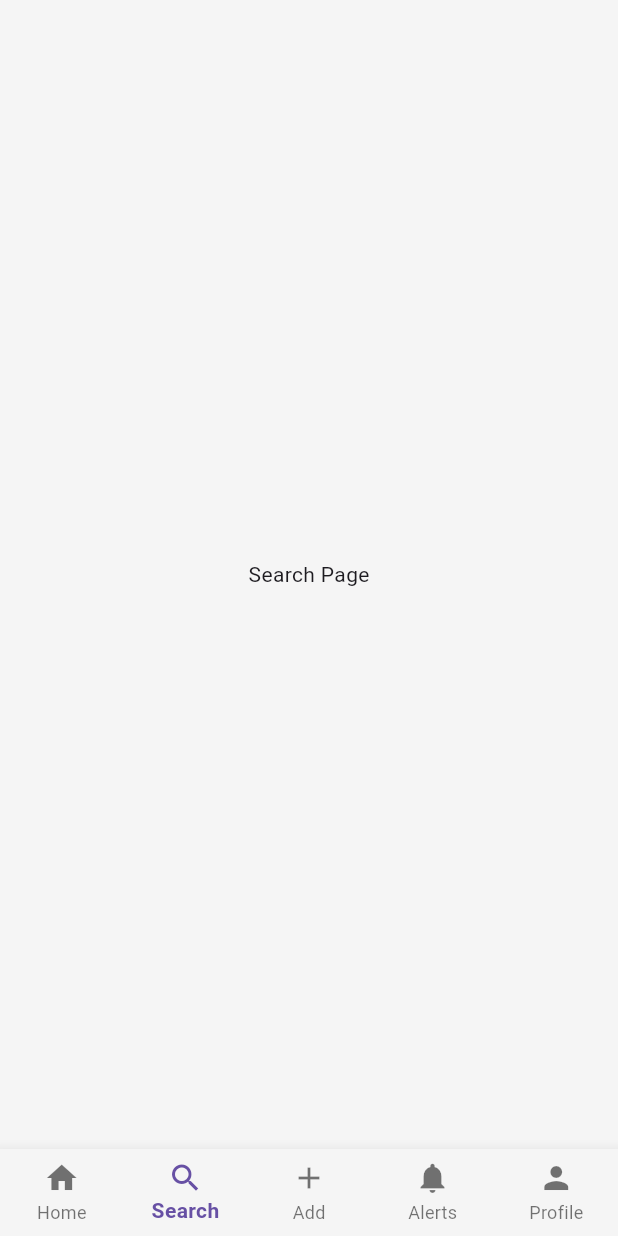
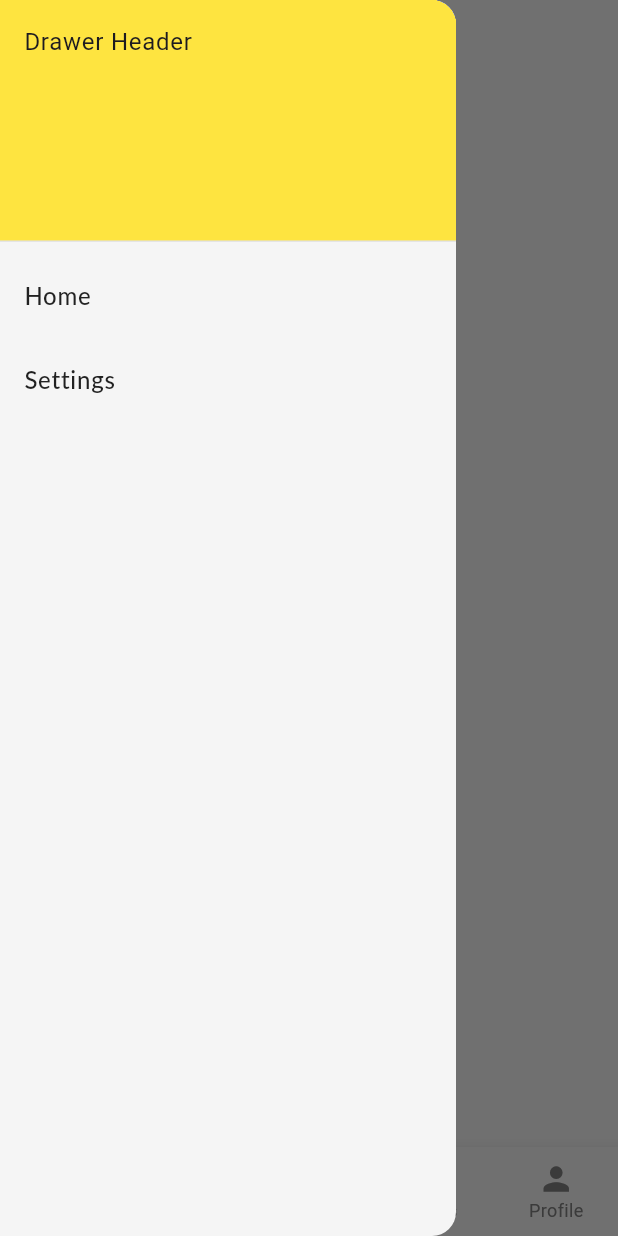
Before and after one commit to AswinAzikar/FeatureRichArchFlutter, a Flutter app: the NavigationScreen screen opened directly, item 2 of the bottom bar chosen, with the side drawer open (before the commit the screen has no drawer), on a phone screen of 412 x 824 dp. Run offline on Flutter 3.47's test engine with Material 3 defaults, Android fonts, the phone set to English and light mode, and no system bars; our stand-ins replace auto_size_text, cached_network_image, dio, dotted_border, file_picker, flutter_animate and 13 more; missing offline and left inert: dart:ffi; accounts and stored records are empty; Roboto replaces fonts that are missing (Lato).

Commit message:
feat: enhance theme management with new AppThemeColors extension, implement dark theme colors, and refactor HomeScreen and NavigationScreen for improved UI

```diff
--- a/lib/constants/constants.dart
+++ b/lib/constants/constants.dart
@@ -24,28 +24,37 @@ class CustomDuration {
   static const Duration animationDurationLarge = Duration(seconds: 1);
 }
 
+
 class CustomColors {
+  // === Light Theme Colors ===
   static const primaryColor = Color(0xFF3AB54A);
+  static const secondaryColor = Color(0xFFFEE440);
+  static const tertiaryColor = Color(0xFFF0F0F0);
 
-  static const secondaryColor = Color(0xFFFEE440);
-  static const tertiaryColor = Color.fromARGB(255, 240, 240, 240);
-// static const backgroundColor = Color.fromARGB(255, 255, 255, 255);
+  static const backgroundColor = Color(0xFFF5F5F5);
+  static const textColor = Color(0xFF000000);
+  static const textColorLight = Color(0xFFFFFFFF);
+  static const textColorDark = Color(0xFF000000);
+  static const textColorGrey = Color(0xFF808080);
+  static const textColorLightGrey = Color(0xFFC8C8C8);
+  static const textColorDarkGrey = Color(0xFF323232);
 
-  static const Color backgroundColor = Color(0xFFF5F5F5);
+  static const textfieldphoneColors = Color(0xFFF0F8FF);
   static const scaffoldRed = Colors.red;
-  static const textColor = Color.fromARGB(255, 0, 0, 0);
-  static const textColorLight = Color.fromARGB(255, 255, 255, 255);
-  static const textColorDark = Color.fromARGB(255, 0, 0, 0);
-  static const textColorGrey = Color.fromARGB(255, 128, 128, 128);
-  static const textColorLightGrey = Color.fromARGB(255, 200, 200, 200);
-  static const textColorDarkGrey = Color.fromARGB(255, 50, 50, 50);
-  static const Color buttonColor1 = Colors.blue;
-  static const Color buttonColor2 = Colors.lightGreen;
-  static const Color textfieldphoneColors = Color(0xffF0F8FF);
-  static const LinearGradient buttonGradient = LinearGradient(
-    colors: [buttonColor1, buttonColor2],
-  );
 
+  // === Dark Theme Colors ===
+  static const kDarkScaffold = Color(0xFF121212);
+  static const kDarkAppBar = Color(0xFF1F1F1F);
+  static const kDarkDrawer = Color(0xFF1E1E1E);
+  static const kDarkBottomNav = Color(0xFF1A1A1A);
+  static const kDarkPrimary = Color(0xFFFFC107);
+  static const kDarkTextColor = Colors.white70;
+  static const kDarkTextFieldColor = Color(0xFF2C2C2C);
+
+  static final kDarkDividerColor = Colors.grey[800];
+  static final kDarkdynamicIconColor = Colors.white;
+
+  // === Gradients ===
   static const LinearGradient fruitlyGradient = LinearGradient(
     colors: [secondaryColor, primaryColor],
     begin: Alignment.topLeft,
@@ -54,9 +63,9 @@ class CustomColors {
 
   static const LinearGradient orangeGradient = LinearGradient(
     colors: [
-      Color(0xFFDA7A1F), // brighter amber tone
-      Color(0xFFAC580F), // original
-      Color(0xFF7A3F0A), // darker, richer end
+      Color(0xFFDA7A1F), // bright amber
+      Color(0xFFAC580F), // base orange
+      Color(0xFF7A3F0A), // deep rich
     ],
     stops: [0.0, 0.5, 1.0],
     begin: Alignment.topLeft,
@@ -65,9 +74,9 @@ class CustomColors {
 
   static const LinearGradient greenGradient = LinearGradient(
     colors: [
-      Color(0xFF66C870), // lighter tone
-      Color(0xFF3AB54A), // base green
-      Color(0xFF2A8F36), // deeper tone
+      Color(0xFF66C870), // light green
+      Color(0xFF3AB54A), // base
+      Color(0xFF2A8F36), // dark green
     ],
     stops: [0.0, 0.5, 1.0],
     begin: Alignment.topLeft,
@@ -76,23 +85,16 @@ class CustomColors {
 
   static const LinearGradient newbuttonGradient = LinearGradient(
     colors: [
-      Color(0xFF3AB54A),
-      Color(0xFFF1C14F),
-      Color(0xFFAC580F),
+      primaryColor,
+      Color(0xFFF1C14F), // yellow-gold
+      Color(0xFFAC580F), // orange-brown
     ],
     stops: [0.0, 0.5, 1.0],
     begin: Alignment.topLeft,
     end: Alignment.bottomRight,
-    // colors: [
-    //   Color(0xFF3AB54A), // Your bright green
-    //   Color(0xFF819E1B), // Muted chartreuse (midpoint)
-    //   Color(0xFFAC580F), // Your deep orange-brown
-    // ],
-    // stops: [0.0, 0.5, 1.0],
-    // begin: Alignment.topLeft,
-    // end: Alignment.bottomRight,
   );
 }
+
 
 const loremIpsum =
     "Lorem ipsum dolor sit amet, consectetur adipiscing elit. Sed do eiusmod tempor incididunt ut labore et dolore magna aliqua. Ut enim ad minim veniam, quis nostrud exercitation ullamco laboris nisi ut aliquip ex ea commodo consequat. Duis aute irure dolor in reprehenderit in voluptate velit esse cillum dolore eu fugiat nulla pariatur. Excepteur sint occaecat cupidatat non proident, sunt in culpa qui officia deserunt mollit anim id est laborum.";
--- a/lib/extensions/app_theme_extensions.dart
+++ b/lib/extensions/app_theme_extensions.dart
@@ -4,32 +4,41 @@ import 'package:flutter/material.dart';
 class AppThemeColors extends ThemeExtension<AppThemeColors> {
   final Color primary;
   final Color background;
-  final Color textDark;
+  final Color textContrastColor;
   final Color textGrey;
   final Color textLightGrey;
+  final Color dynamicIconColor;
 
   const AppThemeColors({
     required this.primary,
     required this.background,
-    required this.textDark,
+    required this.textContrastColor,
     required this.textGrey,
     required this.textLightGrey,
+    required this.dynamicIconColor,
   });
 
   @override
   AppThemeColors copyWith({
     Color? primary,
     Color? background,
-    Color? textDark,
+    Color? textContrastColor,
     Color? textGrey,
     Color? textLightGrey,
+    Color? dynamicIconColor,
   }) {
     return AppThemeColors(
+      dynamicIconColor: dynamicIconColor?? this.dynamicIconColor,
       primary: primary ?? this.primary,
       background: background ?? this.background,
-      textDark: textDark ?? this.textDark,
+      textContrastColor: textContrastColor ?? this.textContrastColor,
       textGrey: textGrey ?? this.textGrey,
       textLightGrey: textLightGrey ?? this.textLightGrey,
+
+
+
+
+
     );
   }
 
@@ -37,9 +46,12 @@ class AppThemeColors extends ThemeExtension<AppThemeColors> {
   AppThemeColors lerp(ThemeExtension<AppThemeColors>? other, double t) {
     if (other is! AppThemeColors) return this;
     return AppThemeColors(
+
+
+      dynamicIconColor: Color.lerp(dynamicIconColor, other.dynamicIconColor, t)!,
       primary: Color.lerp(primary, other.primary, t)!,
       background: Color.lerp(background, other.background, t)!,
-      textDark: Color.lerp(textDark, other.textDark, t)!,
+      textContrastColor: Color.lerp(textContrastColor, other.textContrastColor, t)!,
       textGrey: Color.lerp(textGrey, other.textGrey, t)!,
       textLightGrey: Color.lerp(textLightGrey, other.textLightGrey, t)!,
     );
--- a/lib/features/landing_screen/landing_page.dart
+++ b/lib/features/landing_screen/landing_page.dart
@@ -1,6 +1,6 @@
 import 'package:FeatureRichArchFlutter/constants/constants.dart';
 import 'package:FeatureRichArchFlutter/features/authentication_screen/view/auth_page.dart';
-import 'package:FeatureRichArchFlutter/features/home_screen/view/home_screen.dart';
+import 'package:FeatureRichArchFlutter/features/api_listing_screen/view/api_listing_screen.dart';
 import 'package:FeatureRichArchFlutter/gen/assets.gen.dart';
 import 'package:FeatureRichArchFlutter/widgets/loading_button.dart';
 import 'package:flutter/material.dart';
--- a/lib/features/navigation_screen/navigation_screen.dart
+++ b/lib/features/navigation_screen/navigation_screen.dart
@@ -1,11 +1,14 @@
+import '../../extensions/app_theme_extensions.dart';
+import '/exporter/exporter.dart';
 import 'package:flutter/material.dart';
 
-import '../../main.dart';
 import '../../services/show_exit_confirmation_dialogue.dart';
+import '../home_screen/home_screen.dart';
 
 class NavigationScreen extends StatefulWidget {
+  static const String path = '/navigation-screen';
+
   const NavigationScreen({super.key});
-  static const String path = '/navigation_screen';
 
   @override
   State<NavigationScreen> createState() => _NavigationScreenState();
@@ -14,22 +17,27 @@ class NavigationScreen extends StatefulWidget {
 class _NavigationScreenState extends State<NavigationScreen> {
   int _selectedIndex = 0;
   bool _canPop = false;
+  final GlobalKey<ScaffoldState> _scaffoldKey = GlobalKey<ScaffoldState>();
 
-  final List<Widget> _pages = [
-    Center(child: ElevatedButton(onPressed: () => MyApp.toggleTheme(), child: const Text('Toggle Theme'))),
-    const Center(child: Text('Search Page')),
-    const Center(child: Text('Add Page')),
-    const Center(child: Text('Notifications Page')),
-    const Center(child: Text('Profile Page')),
-  ];
+  List<Widget> get _pages => [
+        // const Center(child: Text('Search Page')),
+        HomeScreen(openDrawer: () => _scaffoldKey.currentState?.openDrawer()),
+        const Center(child: Text('Search Page')),
+        const Center(child: Text('Add Page')),
+        const Center(child: Text('Notifications Page')),
+        const Center(child: Text('Profile Page')),
+      ];
 
   @override
   Widget build(BuildContext context) {
-    final theme = Theme.of(context);
+    final appColors = Theme.of(context).extension<AppThemeColors>()!;
+// final TextStyle =
+    final TextStyle drawerTextStyle =
+        context.labelMedium.copyWith(color: appColors.textContrastColor);
+    final navBarTheme = NavigationBarTheme.of(context);
 
     return PopScope(
       canPop: _canPop,
-
       onPopInvokedWithResult: (didPop, result) async {
         if (!didPop) {
           final navigator = Navigator.of(context);
@@ -42,25 +50,75 @@ class _NavigationScreenState extends State<NavigationScreen> {
         }
       },
       child: Scaffold(
+        key: _scaffoldKey,
+        drawer: Drawer(
+          backgroundColor: Theme.of(context).scaffoldBackgroundColor,
+          child: ListView(
+            padding: EdgeInsets.zero,
+            children: [
+              DrawerHeader(
+                decoration: BoxDecoration(
+                  color: CustomColors.secondaryColor,
+                ),
+                child: Text('Drawer Header'),
+              ),
+              ListTile(title: Text('Home', style: drawerTextStyle)),
+              ListTile(title: Text('Settings', style: drawerTextStyle)),
+            ],
+          ),
+        ),
+
+        // key: _scaffoldKey,
         body: IndexedStack(index: _selectedIndex, children: _pages),
         bottomNavigationBar: BottomNavigationBar(
+          elevation: 10,
           currentIndex: _selectedIndex,
           onTap: (index) => setState(() => _selectedIndex = index),
           type: BottomNavigationBarType.fixed,
-          selectedItemColor: theme.colorScheme.primary,
-          unselectedItemColor: theme.unselectedWidgetColor,
-          backgroundColor: theme.scaffoldBackgroundColor,
-          selectedLabelStyle: const TextStyle(fontWeight: FontWeight.bold),
+          backgroundColor: navBarTheme.backgroundColor,
+          selectedItemColor: CustomColors.primaryColor,
+          unselectedItemColor: CustomColors.textColorGrey,
+          selectedFontSize: 12,
+          unselectedFontSize: 12,
+          selectedLabelStyle: const TextStyle(fontWeight: FontWeight.normal),
           unselectedLabelStyle: const TextStyle(fontWeight: FontWeight.normal),
-          items: const [
-            BottomNavigationBarItem(icon: Icon(Icons.home), label: 'Home'),
-            BottomNavigationBarItem(icon: Icon(Icons.search), label: 'Search'),
-            BottomNavigationBarItem(icon: Icon(Icons.add), label: 'Add'),
-            BottomNavigationBarItem(icon: Icon(Icons.notifications), label: 'Alerts'),
-            BottomNavigationBarItem(icon: Icon(Icons.person), label: 'Profile'),
-          ],
+          selectedIconTheme: IconThemeData(size: 24.h),
+          unselectedIconTheme: IconThemeData(size: 24.h),
+          items: List.generate(5, (index) => _buildNavItem(index)),
         ),
       ),
     );
   }
+
+  BottomNavigationBarItem _buildNavItem(int index) {
+    final icons = [
+      Icons.home,
+      Icons.search,
+      Icons.add,
+      Icons.notifications,
+      Icons.person,
+    ];
+    final labels = ['Home', 'Search', 'Add', 'Alerts', 'Profile'];
+    final bool isSelected = _selectedIndex == index;
+
+    return BottomNavigationBarItem(
+      icon: Column(
+        mainAxisSize: MainAxisSize.min,
+        children: [
+          AnimatedContainer(
+            duration: const Duration(milliseconds: 250),
+            width: isSelected ? 16.h : 0,
+            height: isSelected ? 3.v : 0,
+            margin: EdgeInsets.only(bottom: isSelected ? 2 : 0),
+            decoration: BoxDecoration(
+              color: CustomColors.primaryColor,
+              borderRadius: BorderRadius.circular(4),
+            ),
+          ),
+          Icon(icons[index]),
+        ],
+      ),
+      label: labels[index],
+    );
+  }
 }
--- a/lib/features/splash_screen/splash_screen.dart
+++ b/lib/features/splash_screen/splash_screen.dart
@@ -1,4 +1,4 @@
-import 'package:FeatureRichArchFlutter/features/home_screen/view/home_screen.dart';
+import 'package:FeatureRichArchFlutter/features/api_listing_screen/view/api_listing_screen.dart';
 import 'package:FeatureRichArchFlutter/features/landing_screen/landing_page.dart';
 import 'package:FeatureRichArchFlutter/features/navigation_screen/navigation_screen.dart';
 
--- a/lib/themes/dark_theme.dart
+++ b/lib/themes/dark_theme.dart
@@ -1,15 +1,26 @@
 import 'package:FeatureRichArchFlutter/services/size_utils.dart';
 import 'package:flutter/material.dart';
 import 'package:flutter/services.dart';
+import '../extensions/app_theme_extensions.dart';
 import 'light_theme.dart';
 import '../constants/constants.dart';
 
 final ThemeData darkTheme = lightTheme.copyWith(
+  extensions: [
+    AppThemeColors(
+      dynamicIconColor: Colors.white,
+      primary: CustomColors.primaryColor,
+      background: CustomColors.kDarkScaffold,
+      textContrastColor: CustomColors.textColorLight,
+      textGrey: Colors.grey,
+      textLightGrey: CustomColors.textColorLightGrey,
+    ),
+  ],
+  scaffoldBackgroundColor: CustomColors.kDarkScaffold,
   brightness: Brightness.dark,
-  useMaterial3: true,
-  scaffoldBackgroundColor: Colors.black,
+  // scaffoldBackgroundColor: Colors.black87,
   navigationBarTheme: lightTheme.navigationBarTheme.copyWith(
-    backgroundColor: Colors.black,
+    backgroundColor: CustomColors.kDarkBottomNav,
     labelTextStyle: WidgetStatePropertyAll(
       TextStyle(
         color: CustomColors.textColorDark,
@@ -24,36 +35,34 @@ final ThemeData darkTheme = lightTheme.copyWith(
       ),
     ),
   ),
-  dividerTheme: lightTheme.dividerTheme.copyWith(
-    color: CustomColors.textColorDarkGrey.withValues(alpha: 0.3),
-  ),
+  dividerTheme:
+      lightTheme.dividerTheme.copyWith(color: CustomColors.kDarkDividerColor),
   appBarTheme: lightTheme.appBarTheme.copyWith(
+    color: CustomColors.kDarkAppBar,
     systemOverlayStyle: SystemUiOverlayStyle(
-      statusBarColor: Colors.black,
+      statusBarColor: CustomColors.kDarkAppBar,
       statusBarIconBrightness: Brightness.light,
     ),
-    backgroundColor: Colors.black,
+    // backgroundColor: CustomColors.kDarkScaffold,
     foregroundColor: Colors.white,
     titleTextStyle: TextStyle(
-      color: CustomColors.textColorDark,
       fontSize: 18.fSize,
       fontWeight: FontWeight.w500,
+      color: CustomColors.textColorDark,
+      // fontSize: 18.fSize,
+      // fontWeight: FontWeight.w500,
     ),
   ),
   inputDecorationTheme: lightTheme.inputDecorationTheme.copyWith(
     hintStyle: TextStyle(
-      color: CustomColors.textColorGrey,
+      color: CustomColors.kDarkTextColor,
       fontWeight: FontWeight.w500,
     ),
-    // contentPadding: EdgeInsets.symmetric(
-    //   horizontal: CustomPadding.paddingLarge,
-    //   vertical: 12.v,
-    // ),
     border: OutlineInputBorder(
       borderRadius: BorderRadius.circular(CustomPadding.paddingLarge),
       borderSide: const BorderSide(
         color: Colors.transparent,
-        width: 1.0,
+        // width: 1.0,
       ),
     ),
   ),
--- a/lib/themes/light_theme.dart
+++ b/lib/themes/light_theme.dart
@@ -7,19 +7,25 @@ import 'package:flutter/services.dart';
 import '../extensions/app_theme_extensions.dart';
 
 final lightTheme = ThemeData(
+  splashFactory: NoSplash.splashFactory,
   brightness: Brightness.light,
   scaffoldBackgroundColor: Color(0xFFF5F5F5),
   useMaterial3: true,
   extensions: [
     AppThemeColors(
-      primary: Color(0xFF3AB54A),
-      background: Color(0xFFF5F5F5),
-      textDark: Colors.black87,
+      dynamicIconColor: Colors.black,
+      primary: CustomColors.primaryColor,
+      background: CustomColors.backgroundColor,
+      textContrastColor: Colors.black87,
       textGrey: Colors.grey,
-      textLightGrey: Color(0xFFD3D3D3),
+      textLightGrey: CustomColors.textColorLightGrey,
     ),
   ],
   navigationBarTheme: NavigationBarThemeData(
+    overlayColor: WidgetStatePropertyAll(Colors.transparent),
+    indicatorShape: RoundedRectangleBorder(
+      borderRadius: BorderRadius.circular(CustomPadding.paddingLarge),
+    ),
     height: kBottomNavigationBarHeight,
     backgroundColor: Color(0xFFF5F5F5),
     indicatorColor: Color(0xFF3AB54A),
--- a/lib/widgets/common_bottom_sheet.dart
+++ b/lib/widgets/common_bottom_sheet.dart
@@ -50,7 +50,7 @@ class CommonBottomSheet extends StatelessWidget {
                     borderRadius: const BorderRadius.vertical(
                       top: Radius.circular(CustomPadding.paddingXL),
                     ),
-                    gradient: CustomColors.buttonGradient,
+                    gradient: CustomColors.newbuttonGradient,
                   ),
                   child: Padding(
                     padding: EdgeInsets.symmetric(
```
Also changed, not shown: lib/features/api_listing_screen/view/api_listing_screen.dart (renamed from lib/features/home_screen/view/home_screen.dart, +4 -4 lines), lib/features/home_screen/home_screen.dart (added, +54 -0 lines), lib/routes/app_routes.dart (+9 -6 lines), lib/features/api_listing_screen/data/coffee_service.dart (renamed from lib/features/home_screen/data/coffee_service.dart), lib/features/api_listing_screen/data/post_service.dart (renamed from lib/features/home_screen/data/post_service.dart).
